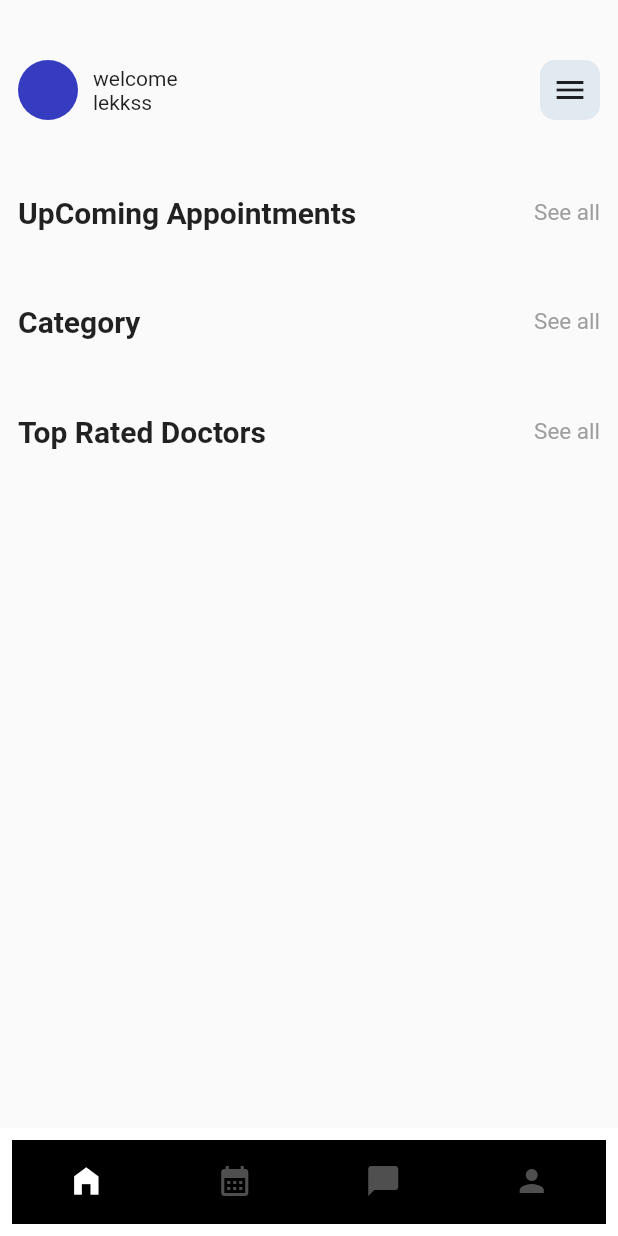
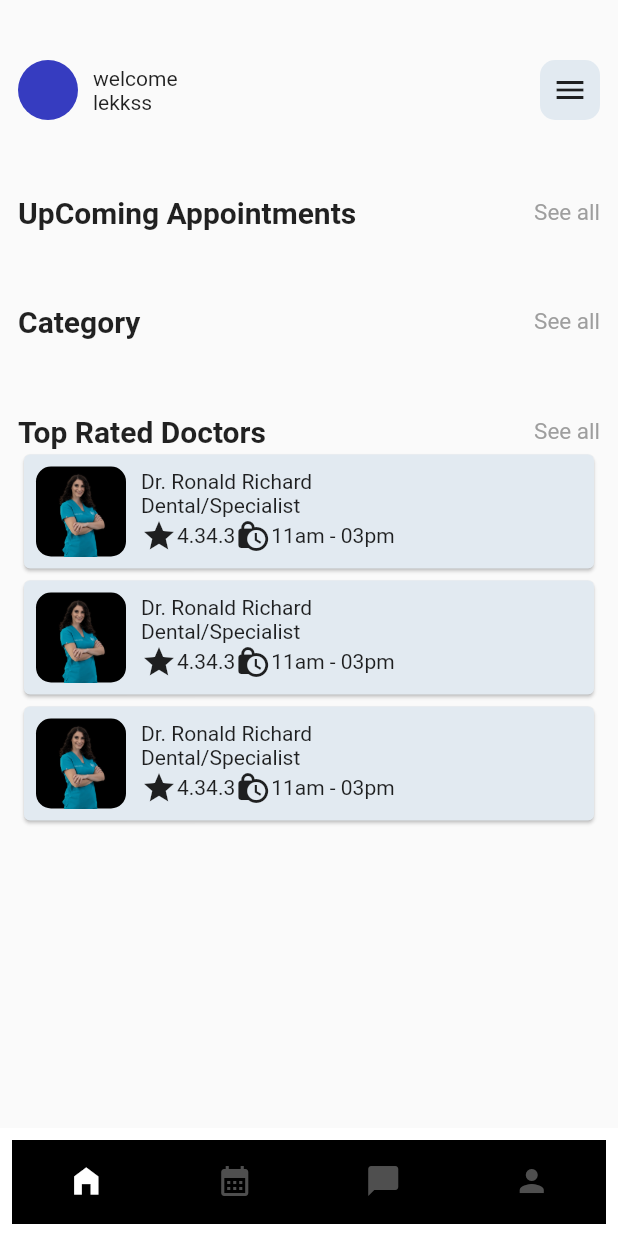
Before and after one commit to lekkss/koraplay, a Flutter app: the MainPage screen opened by its route, on a phone screen of 412 x 824 dp. Run offline on Flutter 3.47's test engine with Material 2 defaults, Android fonts, the phone set to English and light mode, and no system bars.

Commit message:
HomePage

```diff
--- a/lib/ui/pages/main_page.dart
+++ b/lib/ui/pages/main_page.dart
@@ -14,7 +14,7 @@ class MainPage extends StatefulWidget {
 
 class _MainPageState extends State<MainPage> {
   List pages = [
-    const HomePage(),
+    HomePage(),
     const BarItemPage(),
     const SearchPage(),
     const ProfilePage(),
--- a/lib/ui/pages/navpages/home_page.dart
+++ b/lib/ui/pages/navpages/home_page.dart
@@ -1,10 +1,12 @@
 import 'package:flutter/material.dart';
 import 'package:koraplay/ui/shared/app_colors.dart';
 import 'package:koraplay/ui/shared/ui_helpers.dart';
+import 'package:koraplay/ui/widget/doctor_card.dart';
 import 'package:koraplay/ui/widget/header.dart';
 
 class HomePage extends StatelessWidget {
-  const HomePage({Key? key}) : super(key: key);
+  HomePage({Key? key}) : super(key: key);
+  List<int> items = List<int>.generate(2, (int index) => index);
 
   @override
   Widget build(BuildContext context) {
@@ -48,6 +50,18 @@ class HomePage extends StatelessWidget {
             const Header(text: "Category"),
             verticalSpaceLarge,
             const Header(text: "Top Rated Doctors"),
+            DoctorCard(),
+            Container(
+              height: 200,
+              child: ListView.builder(
+                  itemCount: items.length,
+                  itemBuilder: (BuildContext context, int index) {
+                    return Dismissible(
+                        background: Icon(Icons.message),
+                        key: ValueKey<int>(items[index]),
+                        child: const DoctorCard());
+                  }),
+            )
           ],
         ),
       ),
--- a/lib/ui/widget/doctor_card.dart
+++ b/lib/ui/widget/doctor_card.dart
@@ -1,10 +1,46 @@
 import 'package:flutter/cupertino.dart';
+import 'package:flutter/material.dart';
+import 'package:koraplay/ui/shared/app_colors.dart';
+import 'package:koraplay/ui/shared/ui_helpers.dart';
 
 class DoctorCard extends StatelessWidget {
   const DoctorCard({Key? key}) : super(key: key);
 
   @override
   Widget build(BuildContext context) {
-    return Container();
+    return Card(
+      color: secondaryColor,
+      child: Padding(
+        padding: const EdgeInsets.all(8.0),
+        child: Row(
+          children: [
+            Container(
+              decoration: BoxDecoration(
+                  color: Colors.black, borderRadius: BorderRadius.circular(10)),
+              height: 60,
+              width: 60,
+              child: Image.asset("img/one.png"),
+            ),
+            horizontalSpaceSmall,
+            Column(
+              crossAxisAlignment: CrossAxisAlignment.start,
+              children: [
+                const Text("Dr. Ronald Richard"),
+                const Text("Dental/Specialist"),
+                Row(
+                  children: const [
+                    Icon(Icons.star),
+                    Text("4.3"),
+                    Text("4.3"),
+                    Icon(Icons.lock_clock),
+                    Text("11am - 03pm"),
+                  ],
+                )
+              ],
+            ),
+          ],
+        ),
+      ),
+    );
   }
 }
```
Also changed, not shown: img/avi.jpg (added).
